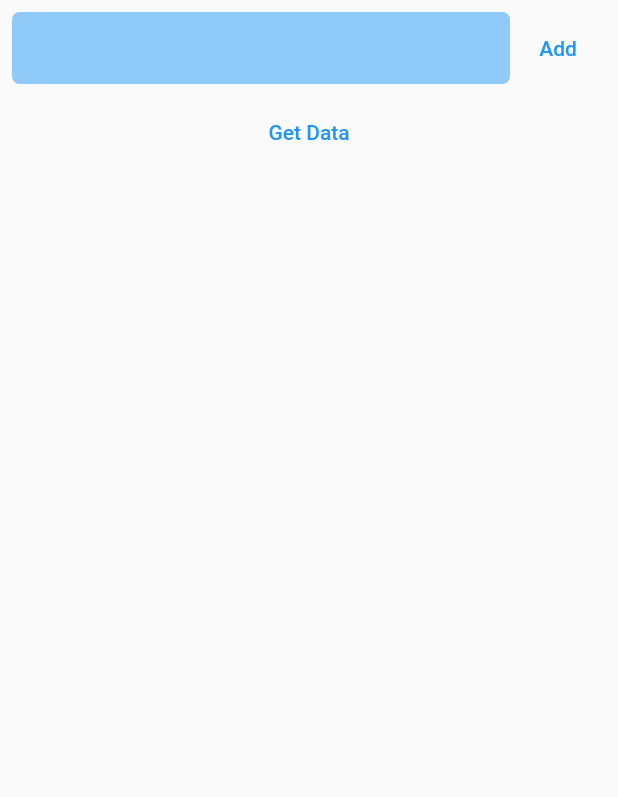
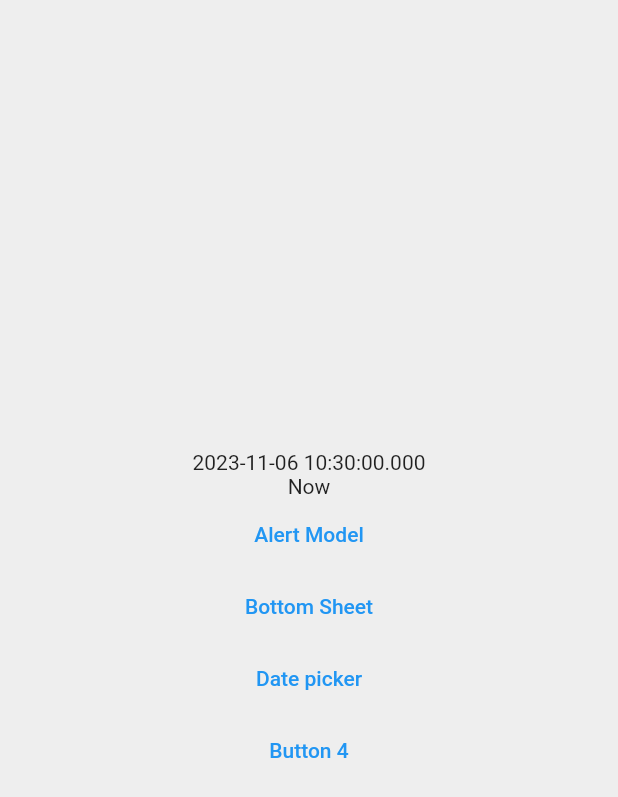
Before and after one commit to thamizhkayal/flutter_class, a Flutter app: the screen it shows after launch, on a phone screen of 412 x 824 dp. Shown: the top 797 px of the screen. Run offline on Flutter 3.47's test engine with Material 2 defaults, Android fonts, the phone set to English and light mode, and no system bars; our stand-ins replace cloud_firestore, dotted_border, firebase_core, flutter_screenutil, font_awesome_flutter, get and 4 more; accounts and stored records are empty; generated files the repository leaves out were written again.

Commit message:
overlay models practice

```diff
--- a/lib/main.dart
+++ b/lib/main.dart
@@ -14,6 +14,7 @@ import 'counter_app/counter_app.dart';
 import 'firebase_options.dart';
 import 'input.dart';
 import 'instument/instrument_list.dart';
+import 'overlay_models/overlay_models.dart';
 import 'provider/data_provider.dart';
 import 'provider/product_provider.dart';
 import 'screen/pages/add_data_page.dart';
@@ -47,10 +48,12 @@ class MyApp extends StatelessWidget {
         builder: (_, child) {
           return GetMaterialApp(
             debugShowCheckedModeBanner: false,
-              home: AddDataPage(),
+            home: child,
             // home: Tsk1(),
           );
-          }),
+        },
+        child: OverlayModels(),
+      ),
     );
   }
 }
--- /dev/null
+++ b/lib/overlay_models/overlay_models.dart
@@ -0,0 +1,113 @@
+import 'package:flutter/material.dart';
+import 'package:flutter_screenutil/flutter_screenutil.dart';
+import 'package:get_storage/get_storage.dart';
+
+class OverlayModels extends StatefulWidget {
+  const OverlayModels({super.key});
+
+  @override
+  State<OverlayModels> createState() => _OverlayModelsState();
+}
+
+class _OverlayModelsState extends State<OverlayModels> {
+  DateTime pickedDate = DateTime.now();
+  String dt = "Now";
+
+  myAlertModel(BuildContext context) {
+    showDialog(
+        context: context,
+        builder: (ctx) {
+          return AlertDialog(
+            content: Text("This Is My content"),
+            title: Text("this is my title"),
+            actions: [
+              TextButton(
+                onPressed: () {
+                  Navigator.of(context).pop();
+                },
+                child: Text("Cancel"),
+              ),
+              TextButton(
+                onPressed: () {
+                  print("Welcome☺");
+                  Navigator.pop(context);
+                },
+                child: Text("Accept"),
+              ),
+              TextButton(
+                onPressed: () {
+                  print("ok cool ☻");
+                },
+                child: Text("I'm Not sure"),
+              )
+            ],
+            elevation: 0,
+            backgroundColor: Colors.grey[100],
+            // contentPadding: EdgeInsets.zero,
+            // titlePadding: EdgeInsets.zero,
+            // actionsPadding: EdgeInsets.zero,
+          );
+        });
+  }
+
+  myBottomSheet(BuildContext context) {
+    showBottomSheet(
+        context: context,
+        builder: (context) {
+          return Scaffold(
+            body: Container(),
+          );
+        });
+  }
+
+  myDatePicker(BuildContext context) async {
+    DateTime? date = await showDatePicker(
+        context: context,
+        initialDate: DateTime.now(),
+        firstDate: DateTime(1998),
+        lastDate: DateTime(2025),
+        confirmText: "Pick");
+
+    print(date);
+    print(date.runtimeType);
+    pickedDate = date ?? DateTime.now();
+    dt = "${pickedDate.day}-${pickedDate.month}-${pickedDate.year}";
+    setState(() {});
+  }
+
+  @override
+  Widget build(BuildContext context) {
+    return Scaffold(
+      backgroundColor: Colors.grey[200],
+      body: SizedBox(
+        width: 1.sw,
+        child: Column(
+          mainAxisAlignment: MainAxisAlignment.center,
+          children: [
+            Text(pickedDate.toString()),
+            Text(dt.toString()),
+            TextButton(
+                onPressed: () {
+                  myAlertModel(context);
+                },
+                child: Text('Alert Model')),
+            TextButton(onPressed: () {}, child: Text('Bottom Sheet')),
+            TextButton(
+                onPressed: () {
+                  myDatePicker(context);
+                },
+                child: Text('Date picker')),
+            TextButton(
+                onPressed: () {
+                  // showAboutDialog(context: context);
+                  showTimePicker(
+                      context: context,
+                      initialTime: TimeOfDay(hour: 1, minute: 30));
+                },
+                child: Text('Button 4')),
+          ],
+        ),
+      ),
+    );
+  }
+}
```
Lines whose indentation alone changed are shown as unchanged.
